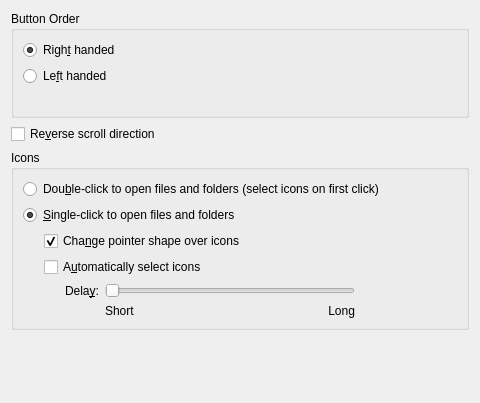
mgottschlag/kwin-tiling, file kcontrol/input/kmousedlg.ui: the form before one commit.
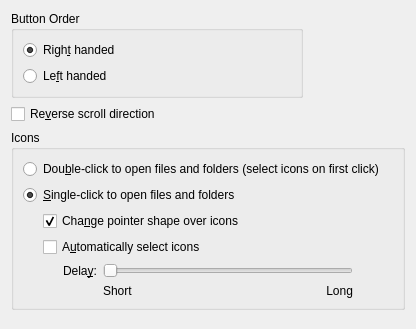
The form after the commit.

```diff
--- a/kcontrol/input/kmousedlg.ui
+++ b/kcontrol/input/kmousedlg.ui
@@ -1,19 +1,23 @@
 <ui version="4.0" >
  <class>KMouseDlg</class>
- <widget class="QWidget" name="KMouseDlg" >
-  <property name="geometry" >
+ <widget class="QWidget" name="KMouseDlg">
+  <property name="geometry">
    <rect>
     <x>0</x>
     <y>0</y>
-    <width>480</width>
-    <height>403</height>
+    <width>416</width>
+    <height>329</height>
    </rect>
   </property>
-  <layout class="QVBoxLayout" >
+  <layout class="QVBoxLayout" name="verticalLayout_2">
    <item>
-    <widget class="QGroupBox" name="handedBox" >
-     <property name="sizePolicy" >
-      <sizepolicy vsizetype="Maximum" hsizetype="Preferred" >
+    <layout class="QHBoxLayout" name="horizontalLayout">
+     <item>
+      <layout class="QVBoxLayout" name="verticalLayout">
+       <item>
+        <widget class="QGroupBox" name="handedBox">
+         <property name="sizePolicy">
+          <sizepolicy hsizetype="Preferred" vsizetype="Maximum">
        <horstretch>0</horstretch>
        <verstretch>0</verstretch>
       </sizepolicy>
@@ -21,10 +25,13 @@
      <property name="title" >
       <string>Button Order</string>
      </property>
-     <layout class="QGridLayout" >
-      <item row="0" column="0" >
-       <widget class="QRadioButton" name="rightHanded" >
-        <property name="text" >
+         <property name="flat">
+          <bool>true</bool>
+         </property>
+         <layout class="QGridLayout">
+          <item row="0" column="0">
+           <widget class="QRadioButton" name="rightHanded">
+            <property name="text">
          <string>Righ&amp;t handed</string>
         </property>
         <property name="checked" >
@@ -32,36 +39,14 @@
         </property>
        </widget>
       </item>
-      <item rowspan="3" row="0" column="1" >
-       <widget class="QLabel" name="mousePix" >
-        <property name="sizePolicy" >
-         <sizepolicy vsizetype="Fixed" hsizetype="Fixed" >
-          <horstretch>0</horstretch>
-          <verstretch>0</verstretch>
-         </sizepolicy>
-        </property>
-        <property name="maximumSize" >
-         <size>
-          <width>150</width>
-          <height>115</height>
-         </size>
-        </property>
-        <property name="scaledContents" >
-         <bool>true</bool>
-        </property>
-        <property name="wordWrap" >
-         <bool>false</bool>
-        </property>
-       </widget>
-      </item>
-      <item row="1" column="0" >
-       <widget class="QRadioButton" name="leftHanded" >
-        <property name="text" >
+          <item row="1" column="0">
+           <widget class="QRadioButton" name="leftHanded">
+            <property name="text">
          <string>Le&amp;ft handed</string>
         </property>
        </widget>
       </item>
-      <item row="2" column="0" >
+          <item row="2" column="0">
        <spacer>
         <property name="orientation" >
          <enum>Qt::Vertical</enum>
@@ -69,10 +54,10 @@
         <property name="sizeType" >
          <enum>QSizePolicy::Expanding</enum>
         </property>
-        <property name="sizeHint" >
+            <property name="sizeHint" stdset="0">
          <size>
-          <width>20</width>
-          <height>20</height>
+              <width>1</width>
+              <height>1</height>
          </size>
         </property>
        </spacer>
@@ -81,8 +66,8 @@
     </widget>
    </item>
    <item>
-    <widget class="QCheckBox" name="cbScrollPolarity" >
-     <property name="whatsThis" >
+        <widget class="QCheckBox" name="cbScrollPolarity">
+         <property name="whatsThis">
       <string>Change the direction of scrolling for the mouse wheel or the 4th and 5th mouse buttons.</string>
      </property>
      <property name="text" >
@@ -90,15 +75,38 @@
      </property>
     </widget>
    </item>
+      </layout>
+     </item>
    <item>
-    <widget class="QGroupBox" name="GroupBox1" >
-     <property name="title" >
+      <widget class="QLabel" name="mousePix">
+       <property name="sizePolicy">
+        <sizepolicy hsizetype="Fixed" vsizetype="Fixed">
+         <horstretch>0</horstretch>
+         <verstretch>0</verstretch>
+        </sizepolicy>
+       </property>
+       <property name="maximumSize">
+        <size>
+         <width>96</width>
+         <height>80</height>
+        </size>
+       </property>
+       <property name="scaledContents">
+        <bool>true</bool>
+       </property>
+      </widget>
+     </item>
+    </layout>
+   </item>
+   <item>
+    <widget class="QGroupBox" name="GroupBox1">
+     <property name="title">
       <string>Icons</string>
      </property>
-     <layout class="QVBoxLayout" >
+     <layout class="QVBoxLayout">
       <item>
-       <widget class="QRadioButton" name="doubleClick" >
-        <property name="text" >
+       <widget class="QRadioButton" name="doubleClick">
+        <property name="text">
          <string>Dou&amp;ble-click to open files and folders (select icons on first click)</string>
         </property>
         <property name="checked" >
@@ -107,8 +115,8 @@
        </widget>
       </item>
       <item>
-       <widget class="QRadioButton" name="singleClick" >
-        <property name="text" >
+       <widget class="QRadioButton" name="singleClick">
+        <property name="text">
          <string>&amp;Single-click to open files and folders</string>
         </property>
         <property name="checked" >
@@ -117,7 +125,7 @@
        </widget>
       </item>
       <item>
-       <layout class="QHBoxLayout" >
+       <layout class="QHBoxLayout">
         <item>
          <spacer>
           <property name="orientation" >
@@ -126,19 +134,19 @@
           <property name="sizeType" >
            <enum>QSizePolicy::Fixed</enum>
           </property>
-          <property name="sizeHint" >
+          <property name="sizeHint" stdset="0">
            <size>
-            <width>21</width>
+            <width>20</width>
             <height>20</height>
            </size>
           </property>
          </spacer>
         </item>
         <item>
-         <layout class="QVBoxLayout" >
+         <layout class="QVBoxLayout">
           <item>
-           <widget class="QCheckBox" name="cb_pointershape" >
-            <property name="text" >
+           <widget class="QCheckBox" name="cb_pointershape">
+            <property name="text">
              <string>Cha&amp;nge pointer shape over icons</string>
             </property>
             <property name="checked" >
@@ -147,14 +155,14 @@
            </widget>
           </item>
           <item>
-           <widget class="QCheckBox" name="cbAutoSelect" >
-            <property name="text" >
+           <widget class="QCheckBox" name="cbAutoSelect">
+            <property name="text">
              <string>A&amp;utomatically select icons</string>
             </property>
            </widget>
           </item>
           <item>
-           <layout class="QHBoxLayout" >
+           <layout class="QHBoxLayout">
             <item>
              <spacer>
               <property name="orientation" >
@@ -163,31 +171,22 @@
               <property name="sizeType" >
                <enum>QSizePolicy::Fixed</enum>
               </property>
-              <property name="sizeHint" >
+              <property name="sizeHint" stdset="0">
                <size>
-                <width>21</width>
+                <width>20</width>
                 <height>20</height>
                </size>
               </property>
              </spacer>
             </item>
             <item>
-             <layout class="QGridLayout" >
-              <property name="leftMargin" >
+             <layout class="QGridLayout">
+              <property name="margin">
                <number>0</number>
               </property>
-              <property name="topMargin" >
-               <number>0</number>
-              </property>
-              <property name="rightMargin" >
-               <number>0</number>
-              </property>
-              <property name="bottomMargin" >
-               <number>0</number>
-              </property>
-              <item row="0" column="0" >
-               <widget class="QLabel" name="lDelay" >
-                <property name="text" >
+              <item row="0" column="0">
+               <widget class="QLabel" name="lDelay">
+                <property name="text">
                  <string>Dela&amp;y:</string>
                 </property>
                 <property name="wordWrap" >
@@ -198,9 +197,9 @@
                 </property>
                </widget>
               </item>
-              <item row="0" column="1" colspan="2" >
-               <widget class="QSlider" name="slAutoSelect" >
-                <property name="enabled" >
+              <item row="0" column="1" colspan="2">
+               <widget class="QSlider" name="slAutoSelect">
+                <property name="enabled">
                  <bool>false</bool>
                 </property>
                 <property name="minimumSize" >
@@ -217,25 +216,9 @@
                 </property>
                </widget>
               </item>
-              <item rowspan="2" row="0" column="3" >
-               <spacer>
-                <property name="orientation" >
-                 <enum>Qt::Horizontal</enum>
-                </property>
-                <property name="sizeType" >
-                 <enum>QSizePolicy::Expanding</enum>
-                </property>
-                <property name="sizeHint" >
-                 <size>
-                  <width>20</width>
-                  <height>20</height>
-                 </size>
-                </property>
-               </spacer>
-              </item>
-              <item row="1" column="1" >
-               <widget class="QLabel" name="lb_short" >
-                <property name="text" >
+              <item row="1" column="1">
+               <widget class="QLabel" name="lb_short">
+                <property name="text">
                  <string>Short</string>
                 </property>
                 <property name="wordWrap" >
@@ -243,9 +226,9 @@
                 </property>
                </widget>
               </item>
-              <item row="1" column="2" >
-               <widget class="QLabel" name="lb_long" >
-                <property name="text" >
+              <item row="1" column="2">
+               <widget class="QLabel" name="lb_long">
+                <property name="text">
                  <string>Long</string>
                 </property>
                 <property name="alignment" >
@@ -258,6 +241,19 @@
               </item>
              </layout>
             </item>
+            <item>
+             <spacer name="horizontalSpacer">
+              <property name="orientation">
+               <enum>Qt::Horizontal</enum>
+              </property>
+              <property name="sizeHint" stdset="0">
+               <size>
+                <width>20</width>
+                <height>20</height>
+               </size>
+              </property>
+             </spacer>
+            </item>
            </layout>
           </item>
          </layout>
@@ -269,16 +265,16 @@
    </item>
    <item>
     <spacer>
-     <property name="orientation" >
+     <property name="orientation">
       <enum>Qt::Vertical</enum>
      </property>
-     <property name="sizeType" >
+     <property name="sizeType">
       <enum>QSizePolicy::Expanding</enum>
      </property>
-     <property name="sizeHint" >
+     <property name="sizeHint" stdset="0">
       <size>
        <width>20</width>
-       <height>4</height>
+       <height>1</height>
       </size>
      </property>
     </spacer>
```
Left out of the diff: 53 changed lines with no effect on the pictures. Lines whose indentation alone changed are shown as unchanged.
